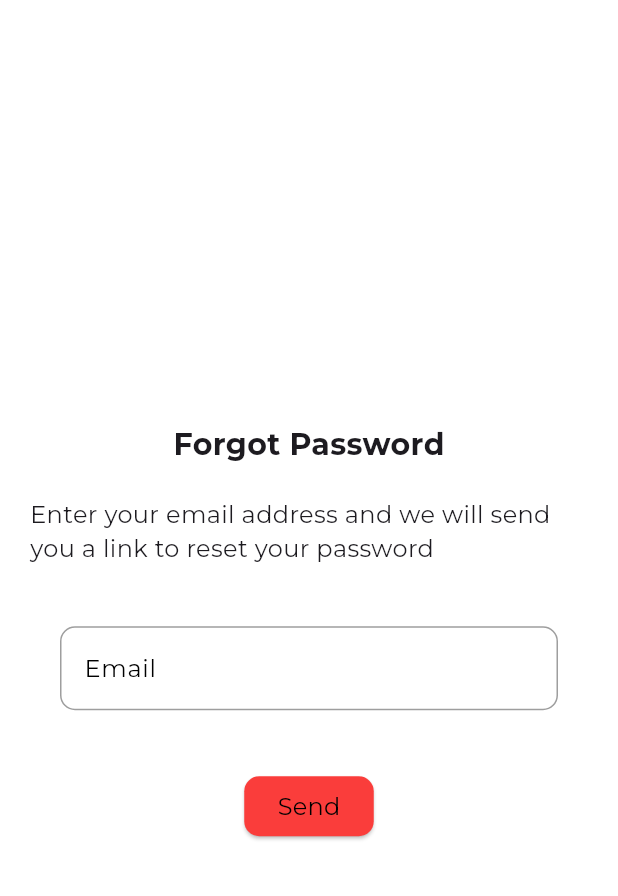
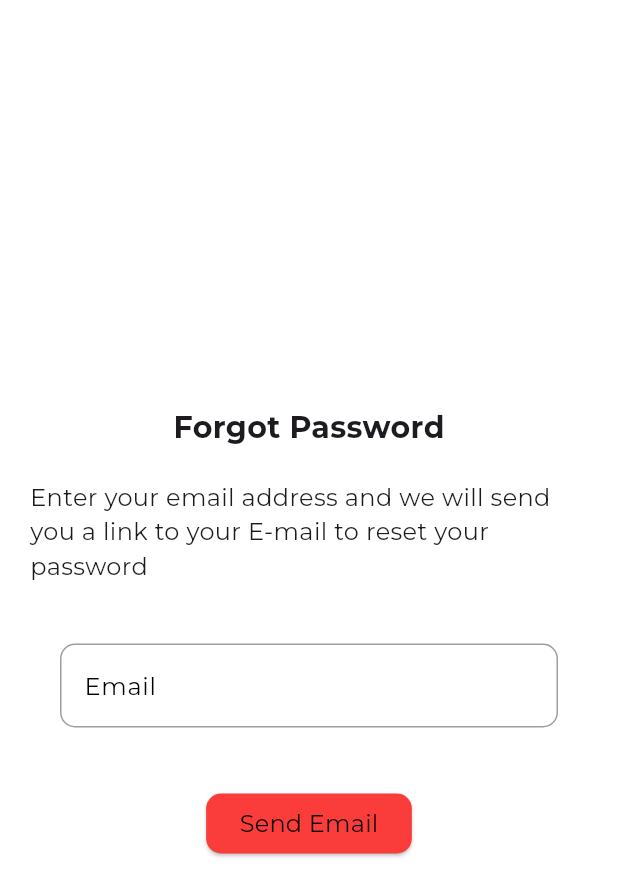
Before and after one commit to WolvenSoen/street_vendors, a Flutter app: the ForgotPasswordScreen screen opened by its route, on a phone screen of 412 x 824 dp. Shown: the top 896 px of the screen. Run offline on Flutter 3.47's test engine with Material 3 defaults, Android fonts, the light colour scheme and no system bars; our stand-ins replace cloud_firestore, connectivity_plus, firebase_auth, firebase_core, firebase_messaging, firebase_storage and 10 more; accounts and stored records are empty.

Commit message:
Forgot Password Function

```diff
--- a/lib/src/common/components/bottom_nav_menu.dart
+++ b/lib/src/common/components/bottom_nav_menu.dart
@@ -1,7 +1,6 @@
 import 'package:flutter/material.dart';
 import 'package:get/get.dart';
 import '../../features/profile/views/profile.dart';
-import '../../features/streeter/views/favorites/favorites.dart';
 import '../../features/streeter/views/radar/radar.dart';
 import '../../utils/helpers/helpers.dart';
 
--- a/lib/src/data/repositories/favorites/favorites_repository.dart
+++ b/lib/src/data/repositories/favorites/favorites_repository.dart
@@ -34,7 +34,7 @@ class FavoritesRepository extends GetxController {
   Future<http.Response> sendFcmNotification(
       String topic, String title, String body) async {
     final url = Uri.parse('https://fcm.googleapis.com/fcm/send');
-    final token = "AAAAnMYMmfc:APA91bGtSaCV9RMN-INGmfGoAsVchiu7HkrPpj_HLAVJMfIRUtMhsypOE5C3UiBAnVpZ00A37Ka81n9cSfY7nDN5LVjieWYW469wAeWh9WVCGfIv0LHb-Qi_Gmo9sh56g3pUF3CrjMYM";
+    const token = "AAAAnMYMmfc:APA91bGtSaCV9RMN-INGmfGoAsVchiu7HkrPpj_HLAVJMfIRUtMhsypOE5C3UiBAnVpZ00A37Ka81n9cSfY7nDN5LVjieWYW469wAeWh9WVCGfIv0LHb-Qi_Gmo9sh56g3pUF3CrjMYM";
 
     // Ensure token is retrieved before proceeding
     if (token == null || token.isEmpty) {
--- a/lib/src/features/authentication/controllers/onboarding/onboarding_controller.dart
+++ b/lib/src/features/authentication/controllers/onboarding/onboarding_controller.dart
@@ -1,5 +1,4 @@
 import 'package:flutter/cupertino.dart';
-import 'package:flutter/foundation.dart';
 import 'package:get/get.dart';
 import 'package:get_storage/get_storage.dart';
 import 'package:street_vendors/src/features/authentication/views/login/login.dart';
--- a/lib/src/features/authentication/controllers/signup/signup_controller.dart
+++ b/lib/src/features/authentication/controllers/signup/signup_controller.dart
@@ -1,7 +1,6 @@
 import 'package:firebase_messaging/firebase_messaging.dart';
 import 'package:flutter/material.dart';
 import 'package:get/get.dart';
-import 'package:street_vendors/src/data/repositories/radar/radar_repository.dart';
 
 import '../../../../common/components/fullscreen_loader_screen.dart';
 import '../../../../common/components/loaders/loaders.dart';
--- a/lib/src/features/authentication/views/forgot_password/forgot_password.dart
+++ b/lib/src/features/authentication/views/forgot_password/forgot_password.dart
@@ -1,15 +1,27 @@
 import 'package:flutter/material.dart';
+import 'package:get/get.dart';
+
+import '../../../../utils/helpers/helpers.dart';
+import '../../../../utils/validators/validators.dart';
+import '../../controllers/forgotpassword/forgot_password_controller.dart';
 
 class ForgotPasswordScreen extends StatelessWidget {
   const ForgotPasswordScreen({super.key});
 
   @override
   Widget build(BuildContext context) {
+
+    final dark = Helpers.isDarkMode(context);
+
+    final controller = Get.put(ForgotPasswordController());
+
     return Scaffold(
       body: Center(
         child: SingleChildScrollView(
           child: Padding(
             padding: const EdgeInsets.all(20),
+            child: Form(
+              key: controller.forgotPasswordFormKey,
               child: Column(
                 children: [
                   const SizedBox(height: 20),
@@ -22,7 +34,7 @@ class ForgotPasswordScreen extends StatelessWidget {
                   ),
                   const SizedBox(height: 20),
                   const Text(
-                  'Enter your email address and we will send you a link to reset your password',
+                    'Enter your email address and we will send you a link to your E-mail to reset your password',
                     style: TextStyle(
                       fontSize: 16,
                     ),
@@ -31,6 +43,9 @@ class ForgotPasswordScreen extends StatelessWidget {
                   Padding(
                     padding: const EdgeInsets.all(20),
                     child: TextFormField(
+                      controller: controller.verifEmail,
+                      validator: (value) =>
+                          Validators.emailValidator(value),
                       decoration: const InputDecoration(
                         labelText: 'Email',
                         hintText: 'Enter your email',
@@ -39,10 +54,13 @@ class ForgotPasswordScreen extends StatelessWidget {
                   ),
                   const SizedBox(height: 20),
                   ElevatedButton(
-                  onPressed: () {},
-                  child: const Text('Send'),
+                    onPressed: () {
+                      controller.forgotPassword();
+                    },
+                    child: const Text('Send Email'),
                   ),
                 ],
+              ),
             ),
           ),
         ),
--- a/lib/src/features/authentication/views/login/login.dart
+++ b/lib/src/features/authentication/views/login/login.dart
@@ -4,7 +4,6 @@ import 'package:street_vendors/src/utils/constants/text_strings.dart';
 import 'package:street_vendors/src/utils/helpers/helpers.dart';
 import 'package:street_vendors/src/utils/validators/validators.dart';
 
-import '../../../../utils/constants/colors.dart';
 import '../../controllers/login/login_controller.dart';
 
 class LoginScreen extends StatelessWidget {
--- a/lib/src/routing/routes.dart
+++ b/lib/src/routing/routes.dart
@@ -2,7 +2,6 @@ import 'package:street_vendors/src/features/authentication/views/signup/signup.d
 
 import '../features/authentication/views/forgot_password/forgot_password.dart';
 import '../features/authentication/views/login/login.dart';
-import '../features/authentication/views/signup/success_verification.dart';
 import '../features/authentication/views/signup/verify_email.dart';
 
 class Routes{
--- a/lib/src/utils/theme/text_theme.dart
+++ b/lib/src/utils/theme/text_theme.dart
@@ -1,4 +1,3 @@
-import 'dart:ui';
 
 import 'package:flutter/material.dart';
 import 'package:google_fonts/google_fonts.dart';
```
Also changed, not shown: lib/src/data/repositories/authentication/authentication_repository.dart (+17 -0 lines), lib/src/features/authentication/controllers/forgotpassword/forgot_password_controller.dart (added, +50 -0 lines), lib/src/features/streeter/controllers/radar_controller.dart (+23 -4 lines), 1 other file. Lines whose indentation alone changed are shown as unchanged.
